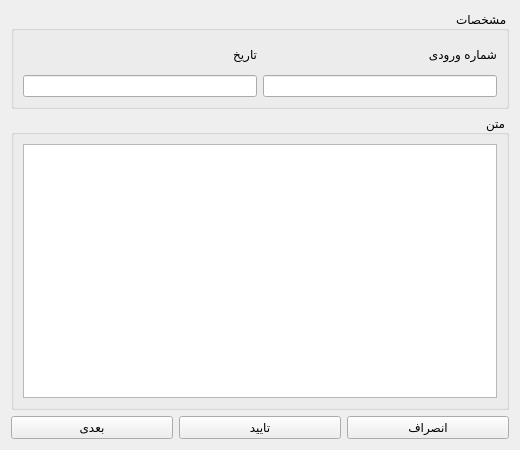
The window that writeform.ui (mohalisad/MPD) describes before a commit, drawn with Qt 5.
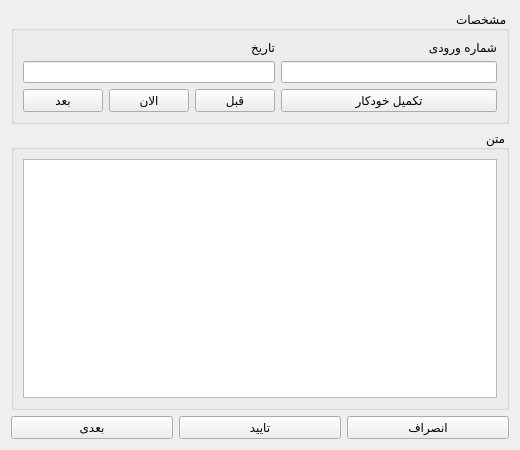
The same window after the commit.

Commit message: add date to write form

What changed in the file:
```diff
--- a/writeform.ui
+++ b/writeform.ui
@@ -41,6 +41,13 @@
         <item>
          <widget class="QLineEdit" name="number"/>
         </item>
+        <item>
+         <widget class="QPushButton" name="pushButton_4">
+          <property name="text">
+           <string>تکمیل خودکار</string>
+          </property>
+         </widget>
+        </item>
        </layout>
       </item>
       <item>
@@ -55,6 +62,31 @@
         <item>
          <widget class="QLineEdit" name="date"/>
         </item>
+        <item>
+         <layout class="QHBoxLayout" name="horizontalLayout_3">
+          <item>
+           <widget class="QPushButton" name="dateBeforeButton">
+            <property name="text">
+             <string>قبل</string>
+            </property>
+           </widget>
+          </item>
+          <item>
+           <widget class="QPushButton" name="dateNowButton">
+            <property name="text">
+             <string>الان</string>
+            </property>
+           </widget>
+          </item>
+          <item>
+           <widget class="QPushButton" name="dateNextButton">
+            <property name="text">
+             <string>بعد</string>
+            </property>
+           </widget>
+          </item>
+         </layout>
+        </item>
        </layout>
       </item>
      </layout>
```
The commit also changes 2 other files.
